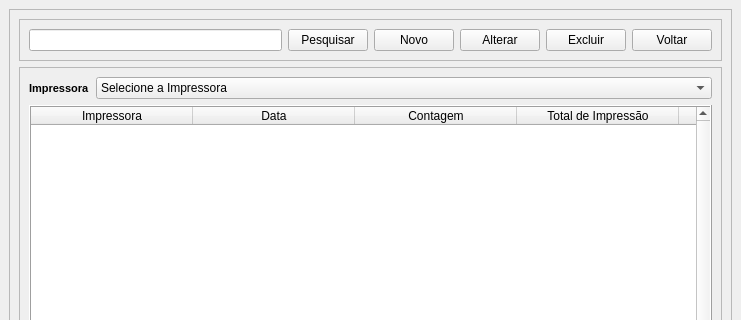
Blastoles/ProjetoSCGI, file View/Telas/CD_Contagem.ui: the form before one commit; both pictures show x 0 to 741 and y 0 to 320 of the 741 by 542 pixel window.
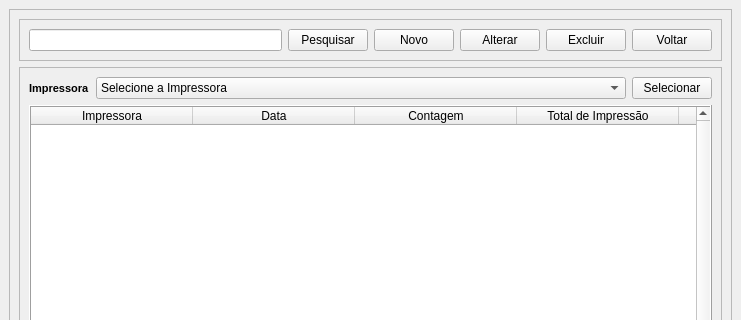
The form after the commit. Icons and pictures are not drawn.

Patch:
```diff
--- a/View/Telas/CD_Contagem.ui
+++ b/View/Telas/CD_Contagem.ui
@@ -105,15 +105,6 @@
             <enum>QFrame::Raised</enum>
            </property>
            <layout class="QGridLayout" name="gridLayout_3">
-            <item row="0" column="1">
-             <widget class="QComboBox" name="comboBox">
-              <item>
-               <property name="text">
-                <string>Selecione a Impressora</string>
-               </property>
-              </item>
-             </widget>
-            </item>
             <item row="0" column="0">
              <widget class="QLabel" name="label">
               <property name="sizePolicy">
@@ -135,7 +126,37 @@
               </property>
              </widget>
             </item>
-            <item row="2" column="0" colspan="2">
+            <item row="0" column="1">
+             <widget class="QComboBox" name="CP_Impressora">
+              <property name="styleSheet">
+               <string notr="true">font: 8pt &quot;Arial&quot;;</string>
+              </property>
+              <item>
+               <property name="text">
+                <string>Selecione a Impressora</string>
+               </property>
+              </item>
+              <item>
+               <property name="text">
+                <string>Número de Serie -- Modelo -- Setor -- Sigla do Setor</string>
+               </property>
+              </item>
+             </widget>
+            </item>
+            <item row="0" column="2">
+             <widget class="QPushButton" name="BT_Selecionar">
+              <property name="sizePolicy">
+               <sizepolicy hsizetype="Maximum" vsizetype="Fixed">
+                <horstretch>0</horstretch>
+                <verstretch>0</verstretch>
+               </sizepolicy>
+              </property>
+              <property name="text">
+               <string>Selecionar</string>
+              </property>
+             </widget>
+            </item>
+            <item row="2" column="0" colspan="3">
              <widget class="QTableWidget" name="TB_Setor">
               <property name="sizePolicy">
                <sizepolicy hsizetype="Expanding" vsizetype="Expanding">
```
Left out of the diff: 5 changed lines with no effect on the pictures.
